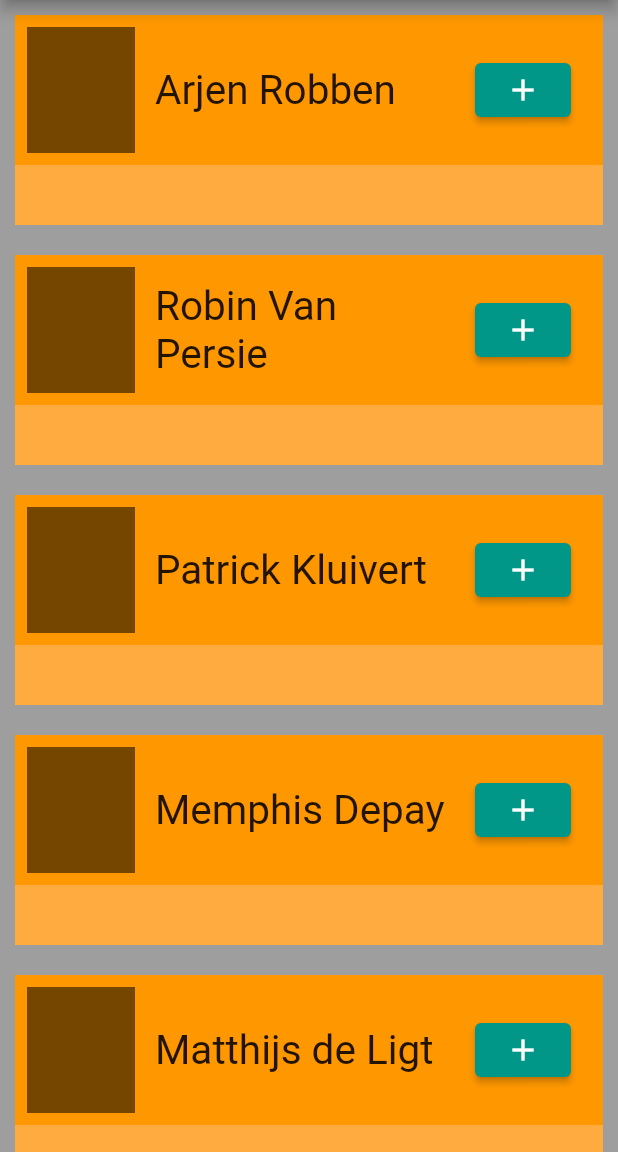
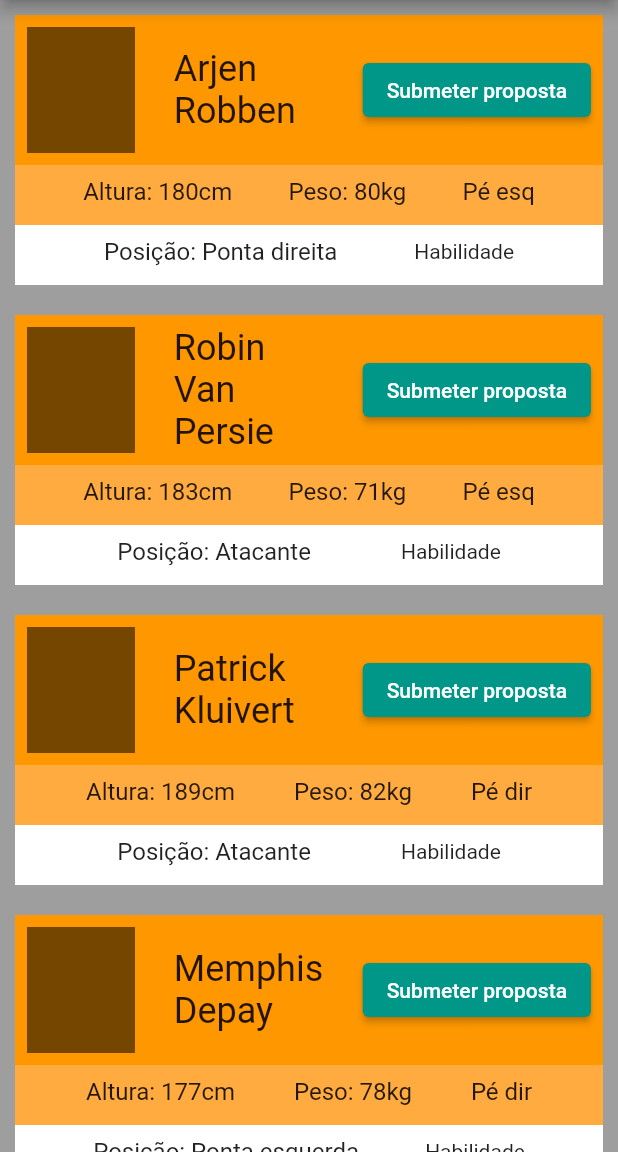
Before and after one commit to leandromarcelino93/transfermarket_project, a Flutter app: the screen it shows after launch, on a phone screen of 412 x 824 dp, the part 84-1236 px from its top. Run offline on Flutter 3.47's test engine with Material 2 defaults, Android fonts, the phone set to English and light mode, and no system bars.

Commit message:
Second commit

```diff
--- a/lib/main.dart
+++ b/lib/main.dart
@@ -22,11 +22,11 @@ class MyApp extends StatelessWidget {
         body: ListView(
           children:
           [
-            Players('Arjen Robben'),
-            Players('Robin Van Persie'),
-            Players('Patrick Kluivert'),
-            Players('Memphis Depay'),
-            Players('Matthijs de Ligt'),
+            Players('Arjen Robben', 'Altura: 180cm', 'Peso: 80kg', 'Pé esq', 'Posição: Ponta direita'),
+            Players('Robin Van Persie', 'Altura: 183cm', 'Peso: 71kg', 'Pé esq', 'Posição: Atacante'),
+            Players('Patrick Kluivert', 'Altura: 189cm', 'Peso: 82kg', 'Pé dir', 'Posição: Atacante'),
+            Players('Memphis Depay', 'Altura: 177cm', 'Peso: 78kg', 'Pé dir', 'Posição: Ponta esquerda'),
+            Players('Matthijs de Ligt', 'Altura: 189cm', 'Peso: 89kg', 'Pé dir', 'Zagueiro'),
           ],
         ),
       ),
@@ -37,8 +37,14 @@ class MyApp extends StatelessWidget {
 class Players extends StatelessWidget {
 
   final String nameofplayer;
+  final String playerheight;
+  final String playerweight;
+  final String playerfoot;
+  final String playerposition;
 
-  const Players (this.nameofplayer, {Key? key}) : super(key: key);
+  const Players (this.nameofplayer, this.playerheight, this. playerweight, this.playerfoot,
+      this.playerposition,
+      {Key? key}) : super(key: key);
 
   @override
   Widget build(BuildContext context) {
@@ -47,7 +53,24 @@ class Players extends StatelessWidget {
       child: Container(
         child: Stack(
             children: [
+              Container(color: Colors.white, height: 180,),
+              Column(
+                children: [
                   Container(color: Colors.orangeAccent, height: 140,),
+                  Padding(
+                    padding: const EdgeInsets.all(8.0),
+                    child: Row(
+                      mainAxisAlignment: MainAxisAlignment.spaceEvenly,
+                        children:[
+                        Container(child: Text(playerposition, style: TextStyle(fontSize: 16,))),
+                        Container(child: Text('Habilidade')),
+                        ]
+                    ),
+                  ),
+                ],
+              ),
+              Column(
+                children: [
                   Container(color: Colors.orange, height: 100,
                     child: Padding(
                       padding: const EdgeInsets.all(8.0),
@@ -56,17 +79,35 @@ class Players extends StatelessWidget {
                         children: [
                           Container(color: Colors.black54, width: 72, height: 100,),
                           Container(
-                        width: 200,
+                            width: 100,
                               child: Text(
                                 nameofplayer,
-                            style: TextStyle(fontSize: 27),
+                                style: TextStyle(fontSize: 24,),
                               )
                           ),
-                      ElevatedButton(onPressed: (){}, child: Icon(Icons.add),),
-                      Container(),
+                          ElevatedButton(onPressed: (){}, child: Text('Submeter proposta') ),
                         ],
                       ),
                     ),
+                  ),
+                  Container(
+                    child: Stack(
+                      children: [
+                        Padding(
+                          padding: const EdgeInsets.all(8.0),
+                          child: Row(
+                            mainAxisAlignment: MainAxisAlignment.spaceEvenly,
+                            children:[
+                              Container(child: Text(playerheight, style: TextStyle(fontSize: 16,)),),
+                              Container(child: Text(playerweight, style: TextStyle(fontSize: 16,)),),
+                              Container(child: Text(playerfoot, style: TextStyle(fontSize: 16,)),),
+                            ],
+                          ),
+                        ),
+                      ],
+                    ),
+                  ),
+                ],
               ),
             ]
         ),
```
Lines whose indentation alone changed are shown as unchanged.
